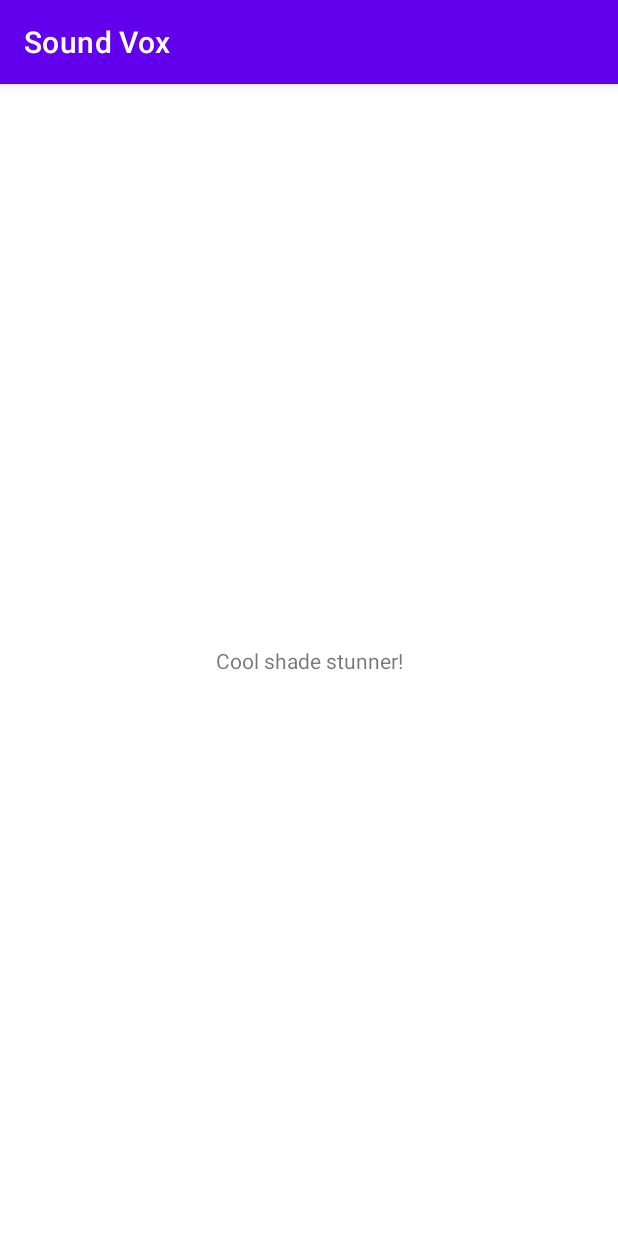
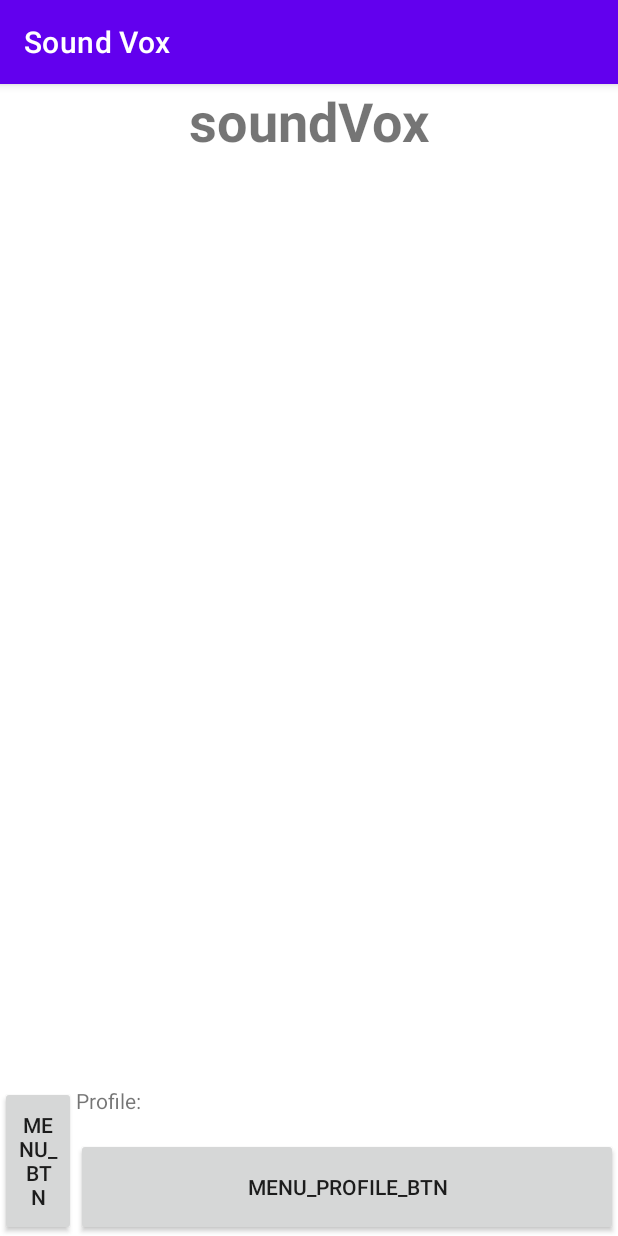
Before and after one commit to katemagbitang/soundVox, an Android app: the screen it shows after launch (MainActivity), on a phone screen of 412 x 824 dp. Run offline under Robolectric (Android 15) with nearby library versions, the phone set to English and light mode, and no system bars.

Commit message:
initial main layout

```diff
--- a/app/src/main/res/layout/activity_main.xml
+++ b/app/src/main/res/layout/activity_main.xml
@@ -7,12 +7,62 @@
     tools:context=".MainActivity">
 
     <TextView
-        android:layout_width="wrap_content"
+        android:id="@+id/app_label"
+        android:layout_width="match_parent"
         android:layout_height="wrap_content"
-        android:text="Cool shade stunner!"
-        app:layout_constraintBottom_toBottomOf="parent"
-        app:layout_constraintLeft_toLeftOf="parent"
-        app:layout_constraintRight_toRightOf="parent"
+        android:textAlignment="center"
+        android:textSize="36dp"
+        android:textStyle="bold"
+        android:text="soundVox"
         app:layout_constraintTop_toTopOf="parent" />
 
+    <LinearLayout
+        android:id="@+id/sound_container"
+        android:layout_width="match_parent"
+        android:layout_height="0dp"
+        app:layout_constraintTop_toBottomOf="@id/app_label"
+        app:layout_constraintBottom_toTopOf="@id/profile_container"
+        android:orientation="horizontal" />
+
+    <LinearLayout
+        android:id="@+id/profile_container"
+        android:layout_width="match_parent"
+        android:layout_height="100dp"
+        app:layout_constraintBottom_toBottomOf="parent"
+        android:weightSum="10">
+
+        <androidx.appcompat.widget.AppCompatButton
+            android:id="@+id/menu_btn"
+            android:layout_width="0dp"
+            android:layout_height="match_parent"
+            android:layout_weight="2"
+            app:layout_constraintBottom_toBottomOf="parent"
+            android:text="menu_btn"/>
+
+        <LinearLayout
+            android:layout_width="wrap_content"
+            android:layout_height="match_parent"
+            android:layout_weight="8"
+            android:weightSum="8"
+            android:orientation="vertical">
+
+            <TextView
+                android:id="@+id/profile_label"
+                android:layout_width="match_parent"
+                android:layout_height="20dp"
+                android:text="Profile:"
+                android:layout_weight="2"/>
+
+            <androidx.appcompat.widget.AppCompatButton
+                android:id="@+id/btn_profile_menu"
+                android:layout_width="match_parent"
+                android:layout_height="20dp"
+                android:layout_weight="6"
+                android:text="menu_profile_btn"/>
+
+        </LinearLayout>
+
+    </LinearLayout>
+
+
 </androidx.constraintlayout.widget.ConstraintLayout>
```
